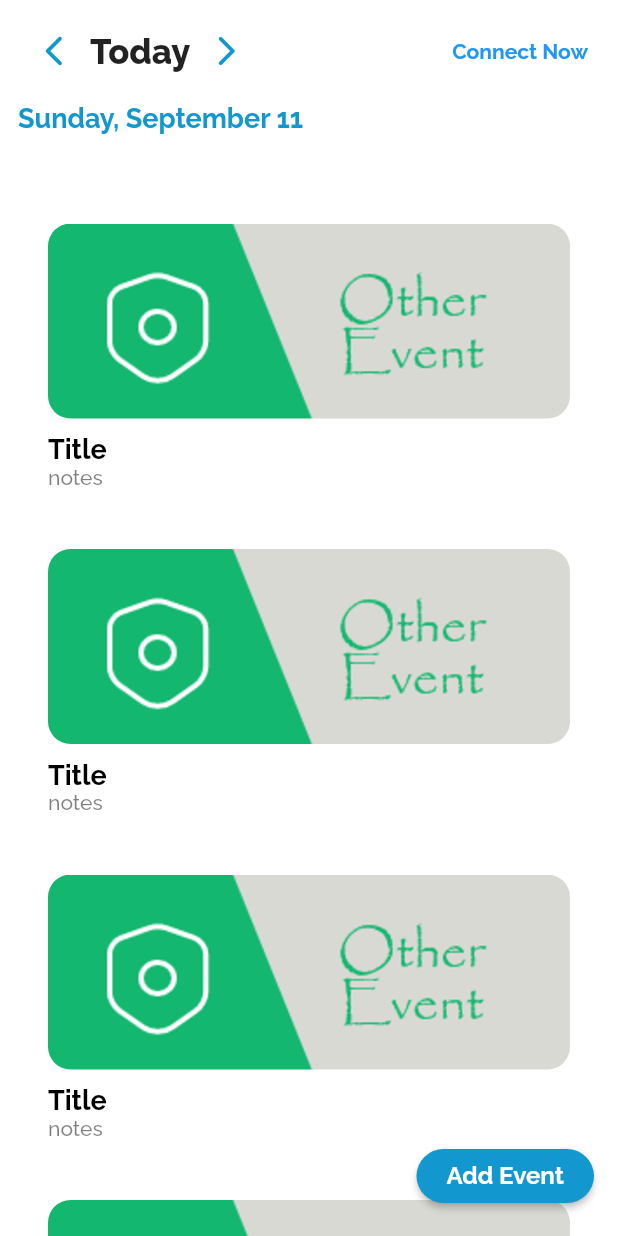
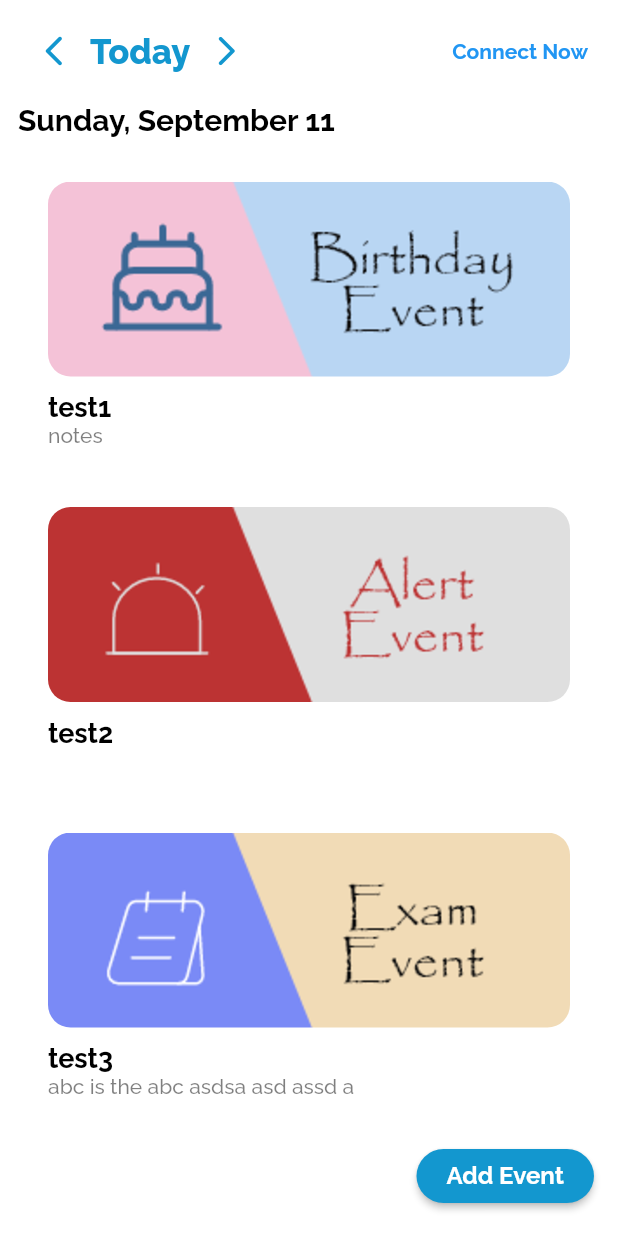
Before and after one commit to jibinkj-07/Notify, a Flutter app: the HomeScreen screen opened by its route, on a phone screen of 412 x 824 dp. Run offline on Flutter 3.47's test engine with Material 2 defaults, Android fonts, the light colour scheme and no system bars; our stand-ins replace bloc, connectivity_plus, email_validator, equatable, firebase_auth, firebase_core and 8 more; accounts and stored records are empty.

Commit message:
Implementing event list

```diff
--- a/lib/constants/app_colors.dart
+++ b/lib/constants/app_colors.dart
@@ -5,3 +5,8 @@ class AppColors {
   Color greenColor = const Color(0xff0F9D58);
   Color redColor = const Color(0xffDB4437);
 }
+
+enum ConnectionType {
+  mobile,
+  wifi,
+}
--- /dev/null
+++ b/lib/logic/cubit/internet_state.dart
@@ -0,0 +1,12 @@
+part of 'internet_cubit.dart';
+
+class InternetState {}
+
+class InternetLoading extends InternetState {}
+
+class InternetEnabled extends InternetState {
+  final ConnectionType connectionType;
+  InternetEnabled({required this.connectionType});
+}
+
+class InternetDisabled extends InternetState {}
--- a/lib/main.dart
+++ b/lib/main.dart
@@ -1,3 +1,4 @@
+import 'package:connectivity_plus/connectivity_plus.dart';
 import 'package:flutter/material.dart';
 import 'package:flutter/services.dart';
 import 'package:flutter_bloc/flutter_bloc.dart';
@@ -12,6 +13,7 @@ import 'package:mynotify/presentation/screens/welcome_screen.dart';
 import 'package:path_provider/path_provider.dart';
 import 'package:firebase_core/firebase_core.dart';
 
+import 'logic/cubit/internet_cubit.dart';
 import 'routes/app_routes.dart';
 
 void main() async {
@@ -27,32 +29,40 @@ void main() async {
     DeviceOrientation.portraitDown,
   ]).then(
     (value) => HydratedBlocOverrides.runZoned(
-      () => runApp(const MyApp()),
+      () => runApp(MyApp(
+        connectivity: Connectivity(),
+      )),
       storage: storage,
     ),
   );
 }
 
-class MyApp extends StatefulWidget {
-  const MyApp({Key? key}) : super(key: key);
+class MyApp extends StatelessWidget {
+  final Connectivity connectivity;
+  MyApp({Key? key, required this.connectivity}) : super(key: key);
 
-  @override
-  State<MyApp> createState() => _MyAppState();
-}
-
-class _MyAppState extends State<MyApp> {
   //route instance
   final AppRoutes _appRoutes = AppRoutes();
   @override
   Widget build(BuildContext context) {
     return MultiBlocProvider(
       providers: [
+        //cubit for authentication feature
         BlocProvider(
           create: (_) => AuthenticationCubit(),
         ),
+        //cubit for calender feature
         BlocProvider(
           create: (_) => DateCubit(),
         ),
+        //cubit for internet connectivity feature
+        BlocProvider(
+          create: (_) => InternetCubit(connectivity: connectivity),
+        ),
+        //  //bloc for eventlist connectivity feature
+        // BlocProvider(
+        //   create: (_) => InternetCubit(connectivity: connectivity),
+        // ),
       ],
       child: MaterialApp(
         title: 'Notify',
@@ -79,10 +89,4 @@ class _MyAppState extends State<MyApp> {
       ),
     );
   }
-
-  @override
-  void dispose() {
-    print('disposing page');
-    super.dispose();
-  }
 }
--- /dev/null
+++ b/lib/models/event_list_model.dart
@@ -0,0 +1,62 @@
+// ignore_for_file: public_member_api_docs, sort_constructors_first
+import 'package:equatable/equatable.dart';
+
+class EventListModel extends Equatable {
+  final String title;
+  final String notes;
+  final DateTime dateTime;
+  final String eventType;
+  final bool alertMe;
+  const EventListModel({
+    required this.title,
+    required this.notes,
+    required this.dateTime,
+    required this.eventType,
+    required this.alertMe,
+  });
+
+  EventListModel copyWith({
+    String? title,
+    String? notes,
+    DateTime? dateTime,
+    String? eventType,
+    bool? alertMe,
+  }) {
+    return EventListModel(
+      title: title ?? this.title,
+      notes: notes ?? this.notes,
+      dateTime: dateTime ?? this.dateTime,
+      eventType: eventType ?? this.eventType,
+      alertMe: alertMe ?? this.alertMe,
+    );
+  }
+
+  Map<String, dynamic> toMap() {
+    return <String, dynamic>{
+      'title': title,
+      'notes': notes,
+      'dateTime': dateTime.millisecondsSinceEpoch,
+      'eventType': eventType,
+      'alertMe': alertMe,
+    };
+  }
+
+  factory EventListModel.fromMap(Map<String, dynamic> map) {
+    return EventListModel(
+      title: map['title'] as String,
+      notes: map['notes'] as String,
+      dateTime: DateTime.fromMillisecondsSinceEpoch(map['dateTime'] as int),
+      eventType: map['eventType'] as String,
+      alertMe: map['alertMe'] as bool,
+    );
+  }
+
+  @override
+  List<Object?> get props => [
+        title,
+        notes,
+        dateTime,
+        eventType,
+        alertMe,
+      ];
+}
--- a/lib/presentation/screens/home_screen.dart
+++ b/lib/presentation/screens/home_screen.dart
@@ -7,12 +7,16 @@ import 'package:iconsax/iconsax.dart';
 import 'package:intl/intl.dart';
 import 'package:mynotify/constants/app_colors.dart';
 import 'package:mynotify/logic/cubit/authentication_cubit.dart';
+
 import 'package:mynotify/logic/cubit/date_cubit.dart';
 import 'package:mynotify/presentation/screens/add_event_screen.dart';
 import 'package:mynotify/presentation/screens/user_profile_screen.dart';
+import 'package:mynotify/presentation/widgets/homescreen/event_list.dart';
 import 'package:mynotify/presentation/widgets/homescreen/event_list_item.dart';
 import 'package:page_transition/page_transition.dart';
 import 'package:flutter_svg_provider/flutter_svg_provider.dart';
+
+import '../../logic/cubit/internet_cubit.dart';
 
 class HomeScreen extends StatelessWidget {
   const HomeScreen({Key? key}) : super(key: key);
@@ -20,6 +24,37 @@ class HomeScreen extends StatelessWidget {
 //main
   @override
   Widget build(BuildContext context) {
+    //floating button
+    var elevatedButton = ElevatedButton(
+      onPressed: () {
+        Navigator.push(
+          context,
+          PageTransition(
+            reverseDuration: const Duration(milliseconds: 300),
+            duration: const Duration(milliseconds: 300),
+            type: PageTransitionType.bottomToTop,
+            child: const AddEventScreen(),
+          ),
+        );
+      },
+      style: ElevatedButton.styleFrom(
+        primary: AppColors().primaryColor,
+        onPrimary: Colors.white,
+        padding: const EdgeInsets.symmetric(horizontal: 20, vertical: 5),
+        shape: RoundedRectangleBorder(
+          borderRadius: BorderRadius.circular(30),
+        ),
+      ),
+      child: const Text(
+        'Add Event',
+        style: TextStyle(
+          fontSize: 16,
+          fontWeight: FontWeight.w700,
+        ),
+      ),
+    );
+
+    //main
     return Scaffold(
       backgroundColor: Colors.white,
       body: SafeArea(
@@ -53,8 +88,10 @@ class HomeScreen extends StatelessWidget {
                           ),
                           Text(
                             state.day,
-                            style: const TextStyle(
-                                fontSize: 23, fontWeight: FontWeight.w900),
+                            style: TextStyle(
+                                fontSize: 23,
+                                fontWeight: FontWeight.w900,
+                                color: AppColors().primaryColor),
                           ),
                           IconButton(
                             onPressed: state.day == 'Tomorrow'
@@ -77,7 +114,6 @@ class HomeScreen extends StatelessWidget {
                   //right part
 
                   //bloc listener for rendering connect now button
-
                   BlocBuilder<AuthenticationCubit, AuthenticationState>(
                     builder: (context, state) {
                       if (!state.isCloudConnected) {
@@ -92,8 +128,27 @@ class HomeScreen extends StatelessWidget {
                         );
                       }
 
-                      //profile button
-                      return CircleAvatar(
+                      return Row(
+                        children: [
+                          //bloc builder for rendering cloud icon
+                          BlocBuilder<InternetCubit, InternetState>(
+                            builder: (context, state) {
+                              if (state is InternetEnabled) {
+                                return Icon(
+                                  Iconsax.cloud5,
+                                  color: AppColors().greenColor,
+                                );
+                              } else {
+                                return Icon(
+                                  Iconsax.cloud_cross5,
+                                  color: AppColors().redColor,
+                                );
+                              }
+                            },
+                          ),
+                          const SizedBox(width: 10),
+                          //profile iconbutton
+                          CircleAvatar(
                             radius: 20,
                             backgroundColor: AppColors().primaryColor,
                             foregroundColor: Colors.white,
@@ -115,6 +170,8 @@ class HomeScreen extends StatelessWidget {
                               ),
                               iconSize: 20,
                             ),
+                          ),
+                        ],
                       );
                     },
                   )
@@ -128,99 +185,24 @@ class HomeScreen extends StatelessWidget {
                     builder: (context, state) {
                       return Text(
                         DateFormat.MMMMEEEEd().format(state.dateTime),
-                        style: TextStyle(
-                            fontSize: 18,
+                        style: const TextStyle(
+                            fontSize: 20,
                             fontWeight: FontWeight.w700,
-                            color: AppColors().primaryColor),
+                            color: Colors.black),
                       );
-                    },
-                  ),
-
-                  //bloc builder for rendering cloud icon
-                  BlocBuilder<AuthenticationCubit, AuthenticationState>(
-                    builder: (context, state) {
-                      if (state.isCloudConnected) {
-                        return Icon(
-                          // Iconsax.cloud,
-                          // color: AppColors().primaryColor,
-                          Iconsax.cloud_cross,
-                          color: AppColors().redColor,
-                        );
-                      } else {
-                        return const SizedBox();
-                      }
                     },
                   ),
                 ],
               ),
-              const SizedBox(height: 40),
-              Expanded(
-                // child: Center(
-                //     child: Column(
-                //   mainAxisAlignment: MainAxisAlignment.center,
-                //   children: [
-                //     Icon(
-                //       Iconsax.note_text,
-                //       color: AppColors().primaryColor,
-                //       size: 50,
-                //     ),
-                //     Text(
-                //       "No Events",
-                //       style: TextStyle(
-                //           fontSize: 18,
-                //           fontWeight: FontWeight.w700,
-                //           color: AppColors().primaryColor),
-                //     )
-                //   ],
-                // )),
-                child: NotificationListener<OverscrollIndicatorNotification>(
-                  onNotification: (overscroll) {
-                    overscroll.disallowIndicator();
-                    return true;
-                  },
-                  child: SizedBox(
-                    width: double.infinity,
-                    child: ListView.builder(
-                      itemBuilder: (ctx, index) {
-                        return const EventListItem();
-                      },
-                      itemCount: 10,
-                    ),
-                  ),
-                ),
+              const SizedBox(height: 10),
+              const Expanded(
+                child: EventList(),
               ),
             ],
           ),
         ),
       ),
-      floatingActionButton: ElevatedButton(
-        onPressed: () {
-          Navigator.push(
-            context,
-            PageTransition(
-              reverseDuration: const Duration(milliseconds: 300),
-              duration: const Duration(milliseconds: 300),
-              type: PageTransitionType.bottomToTop,
-              child: const AddEventScreen(),
-            ),
-          );
-        },
-        style: ElevatedButton.styleFrom(
-          primary: AppColors().primaryColor,
-          onPrimary: Colors.white,
-          padding: const EdgeInsets.symmetric(horizontal: 20, vertical: 5),
-          shape: RoundedRectangleBorder(
-            borderRadius: BorderRadius.circular(30),
-          ),
-        ),
-        child: const Text(
-          'Add Event',
-          style: TextStyle(
-            fontSize: 16,
-            fontWeight: FontWeight.w700,
-          ),
-        ),
-      ),
+      floatingActionButton: elevatedButton,
     );
   }
 }
--- /dev/null
+++ b/lib/presentation/widgets/homescreen/event_list.dart
@@ -0,0 +1,70 @@
+import 'package:flutter/material.dart';
+import 'package:mynotify/models/event_list_model.dart';
+
+import 'event_list_item.dart';
+
+class EventList extends StatelessWidget {
+  const EventList({Key? key}) : super(key: key);
+
+  @override
+  Widget build(BuildContext context) {
+    List<EventListModel> list = [
+      EventListModel(
+          title: 'test1',
+          notes: 'notes',
+          dateTime: DateTime.now(),
+          eventType: 'Birthday',
+          alertMe: true),
+      EventListModel(
+          title: 'test2',
+          notes: '',
+          dateTime: DateTime.now(),
+          eventType: 'Alert',
+          alertMe: false),
+      EventListModel(
+          title: 'test3',
+          notes: 'abc is the abc asdsa asd assd a',
+          dateTime: DateTime.now(),
+          eventType: 'Exam',
+          alertMe: true),
+    ];
+    return // child: Center(
+        //     child: Column(
+        //   mainAxisAlignment: MainAxisAlignment.center,
+        //   children: [
+        //     Icon(
+        //       Iconsax.note_text,
+        //       color: AppColors().primaryColor,
+        //       size: 50,
+        //     ),
+        //     Text(
+        //       "No Events",
+        //       style: TextStyle(
+        //           fontSize: 18,
+        //           fontWeight: FontWeight.w700,
+        //           color: AppColors().primaryColor),
+        //     )
+        //   ],
+        // )),
+        NotificationListener<OverscrollIndicatorNotification>(
+      onNotification: (overscroll) {
+        overscroll.disallowIndicator();
+        return true;
+      },
+      child: SizedBox(
+        width: double.infinity,
+        child: ListView.builder(
+          itemBuilder: (ctx, index) {
+            final listData = list[index];
+            return EventListItem(
+              title: listData.title,
+              notes: listData.notes,
+              type: listData.eventType,
+            );
+          },
+          itemCount: list.length,
+        ),
+      ),
+    );
+  }
+}
--- a/lib/presentation/widgets/homescreen/event_list_item.dart
+++ b/lib/presentation/widgets/homescreen/event_list_item.dart
@@ -1,12 +1,19 @@
 import 'package:flutter/material.dart';
 
 class EventListItem extends StatelessWidget {
+  final String title;
+  final String notes;
+  final String type;
   const EventListItem({
+    required this.title,
+    required this.notes,
+    required this.type,
     Key? key,
   }) : super(key: key);
 
   @override
   Widget build(BuildContext context) {
+    final imageName = type.toLowerCase();
     return Container(
       padding: const EdgeInsets.symmetric(horizontal: 20),
       margin: const EdgeInsets.symmetric(vertical: 20),
@@ -18,23 +25,23 @@ class EventListItem extends StatelessWidget {
             height: 130,
             decoration: BoxDecoration(
                 borderRadius: BorderRadius.circular(15),
-                image: const DecorationImage(
+                image: DecorationImage(
                   fit: BoxFit.fitWidth,
                   filterQuality: FilterQuality.high,
                   image: AssetImage(
-                    'assets/images/others.png',
+                    'assets/images/$imageName.png',
                   ),
                 ),
                 color: Colors.transparent),
           ),
           const SizedBox(height: 10),
-          const Text(
-            "Title",
-            style: TextStyle(
+          Text(
+            title,
+            style: const TextStyle(
                 fontSize: 18, fontWeight: FontWeight.w700, color: Colors.black),
           ),
           Text(
-            'notes',
+            notes,
             style: TextStyle(
                 fontSize: 14,
                 color: Colors.black.withOpacity(.5),
--- a/pubspec.yaml
+++ b/pubspec.yaml
@@ -47,6 +47,8 @@ dependencies:
   firebase_core:
   top_snackbar_flutter: ^2.1.1
   intl: ^0.17.0
+  connectivity_plus: ^2.3.6+1
+  equatable: ^2.0.5
 
 dev_dependencies:
   flutter_test:
```
Also changed, not shown: lib/logic/cubit/internet_cubit.dart (added, +43 -0 lines), lib/presentation/widgets/auth/auth_form.dart (+16 -14 lines), pubspec.lock, 4 other files. Lines whose indentation alone changed are shown as unchanged.
